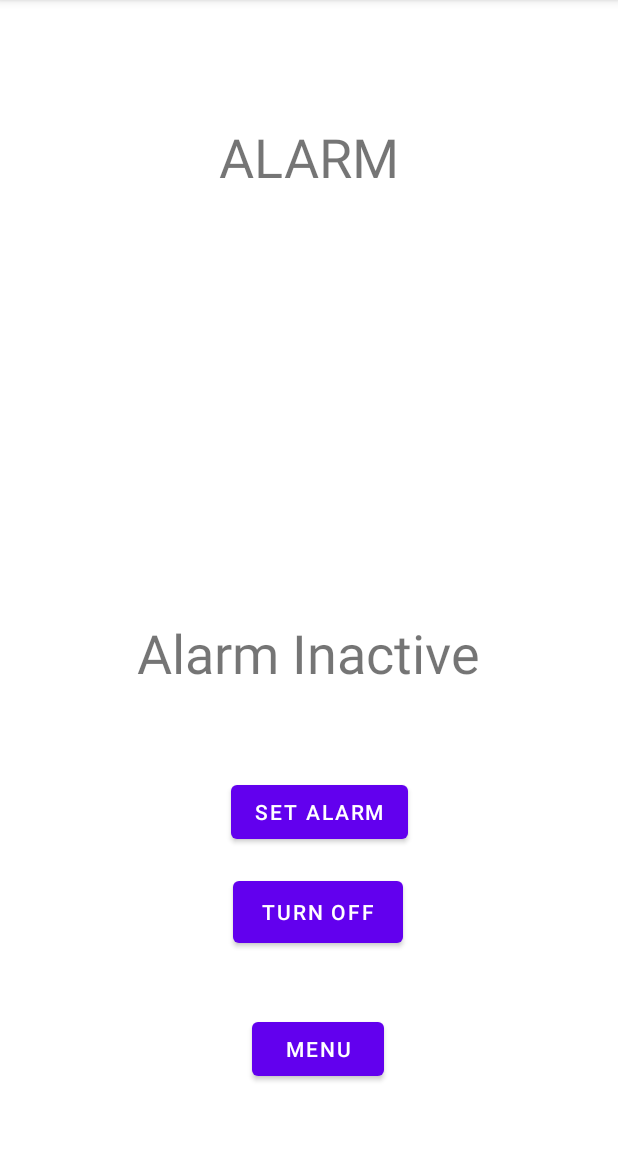
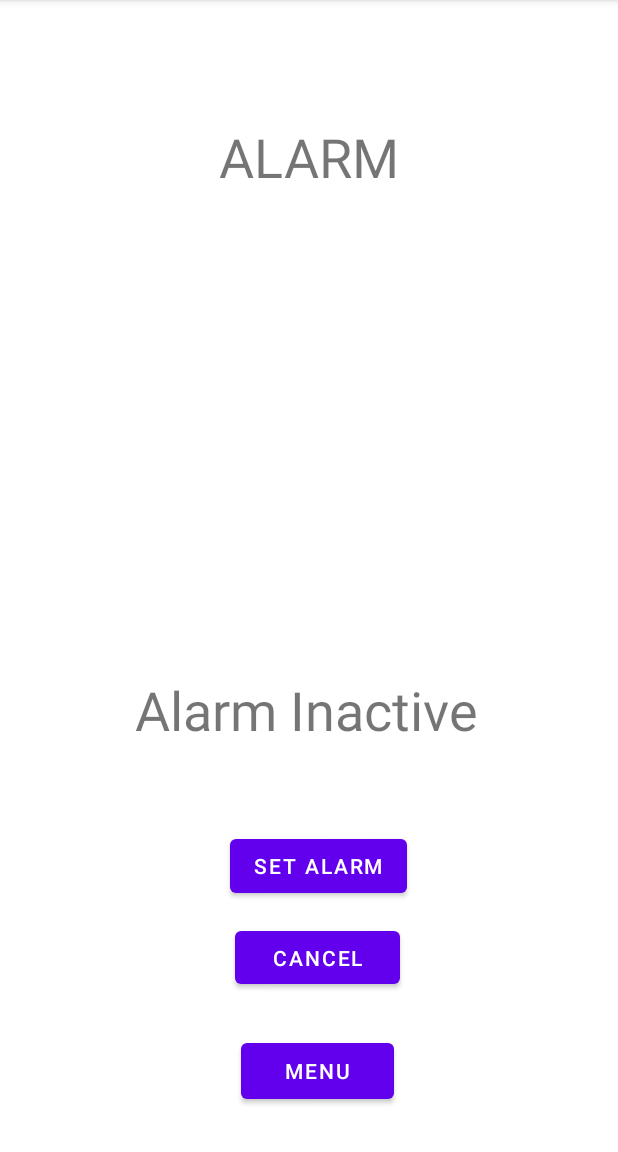
Before and after one commit to Wangsteven3/EC327-Project, an Android app: the alarm screen opened directly, with no data from a screen before it, on a phone screen of 412 x 824 dp, the part 84-1236 px from its top. Run offline under Robolectric (Android 15) with nearby library versions, the phone set to English and light mode, and no system bars.

Commit message:
commented all files, change app name and small UI fixes

```diff
--- a/app/src/main/java/com/example/sleeptest/alarm.java
+++ b/app/src/main/java/com/example/sleeptest/alarm.java
@@ -72,7 +72,7 @@ public class alarm extends AppCompatActivity implements TimePickerDialog.OnTimeS
 
     private void updateTimeText(Calendar currentTime) { //Change the Alarm inactive text to the time set on the alarm
 
-        String timeText = "Alarm set: ";
+        String timeText = "Set: ";
         timeText += DateFormat.getTimeInstance(DateFormat.SHORT).format(currentTime.getTime());
 
         TextView textView = (TextView)findViewById(R.id.textView);
@@ -101,7 +101,7 @@ public class alarm extends AppCompatActivity implements TimePickerDialog.OnTimeS
 
         alarmManager.cancel(pendingIntent); //cancel alarm
         TextView textView = (TextView)findViewById(R.id.textView); //set textView label to alarm off
-        textView.setText("Alarm Off");
+        textView.setText("Alarm Inactive");
 
     }
 
--- a/app/src/main/res/layout/alarm.xml
+++ b/app/src/main/res/layout/alarm.xml
@@ -26,21 +26,18 @@
 
     <Button
         android:id="@+id/Breturn"
-        android:layout_width="wrap_content"
-        android:layout_height="wrap_content"
+        android:layout_width="102dp"
+        android:layout_height="49dp"
         android:layout_marginStart="167dp"
         android:layout_marginLeft="167dp"
-        android:layout_marginTop="30dp"
         android:layout_marginEnd="156dp"
         android:layout_marginRight="156dp"
-        android:layout_marginBottom="30dp"
+        android:layout_marginBottom="29dp"
         android:onClick="returnClick"
         android:text="Menu"
         app:layout_constraintBottom_toBottomOf="parent"
         app:layout_constraintEnd_toEndOf="parent"
-        app:layout_constraintStart_toStartOf="parent"
-        app:layout_constraintTop_toBottomOf="@+id/button_cancel"
-        app:layout_constraintVertical_bias="0.428" />
+        app:layout_constraintStart_toStartOf="parent" />
 
     <Button
         android:id="@+id/button"
@@ -48,49 +45,47 @@
         android:layout_height="wrap_content"
         android:layout_marginStart="166dp"
         android:layout_marginLeft="166dp"
-        android:layout_marginTop="340dp"
         android:layout_marginEnd="152dp"
         android:layout_marginRight="152dp"
-        android:layout_marginBottom="61dp"
+        android:layout_marginBottom="13dp"
         android:onClick="alarmSet"
         android:text="SET ALARM"
-        app:layout_constraintBottom_toTopOf="@+id/Breturn"
+        app:layout_constraintBottom_toTopOf="@+id/button_cancel"
         app:layout_constraintEnd_toEndOf="parent"
-        app:layout_constraintStart_toStartOf="parent"
-        app:layout_constraintTop_toBottomOf="@+id/AlarmPageTitle" />
+        app:layout_constraintHorizontal_bias="0.538"
+        app:layout_constraintStart_toStartOf="parent" />
 
     <TextView
         android:id="@+id/textView"
         android:layout_width="wrap_content"
         android:layout_height="wrap_content"
-        android:layout_marginStart="165dp"
-        android:layout_marginLeft="165dp"
-        android:layout_marginTop="280dp"
-        android:layout_marginEnd="165dp"
-        android:layout_marginRight="165dp"
-        android:layout_marginBottom="56dp"
+        android:layout_marginStart="90dp"
+        android:layout_marginLeft="90dp"
+        android:layout_marginTop="311dp"
+        android:layout_marginEnd="91dp"
+        android:layout_marginRight="91dp"
+        android:layout_marginBottom="48dp"
         android:onClick="onTimeSet"
         android:text="Alarm Inactive"
         android:textSize="36sp"
         app:layout_constraintBottom_toTopOf="@+id/button"
         app:layout_constraintEnd_toEndOf="parent"
-        app:layout_constraintHorizontal_bias="0.503"
+        app:layout_constraintHorizontal_bias="0.0"
         app:layout_constraintStart_toStartOf="parent"
         app:layout_constraintTop_toBottomOf="@+id/AlarmPageTitle" />
 
     <Button
         android:id="@+id/button_cancel"
-        android:layout_width="113dp"
-        android:layout_height="53dp"
-        android:layout_marginStart="155dp"
-        android:layout_marginLeft="155dp"
-        android:layout_marginTop="16dp"
-        android:layout_marginEnd="155dp"
-        android:layout_marginRight="155dp"
+        android:layout_width="110dp"
+        android:layout_height="47dp"
+        android:layout_marginStart="156dp"
+        android:layout_marginLeft="156dp"
+        android:layout_marginEnd="145dp"
+        android:layout_marginRight="145dp"
+        android:layout_marginBottom="27dp"
         android:onClick="cancel"
-        android:text="TURN OFF"
+        android:text="CANCEL"
+        app:layout_constraintBottom_toTopOf="@+id/Breturn"
         app:layout_constraintEnd_toEndOf="parent"
-        app:layout_constraintHorizontal_bias="0.0"
-        app:layout_constraintStart_toStartOf="parent"
-        app:layout_constraintTop_toBottomOf="@+id/button" />
+        app:layout_constraintStart_toStartOf="parent" />
 </androidx.constraintlayout.widget.ConstraintLayout>
```
